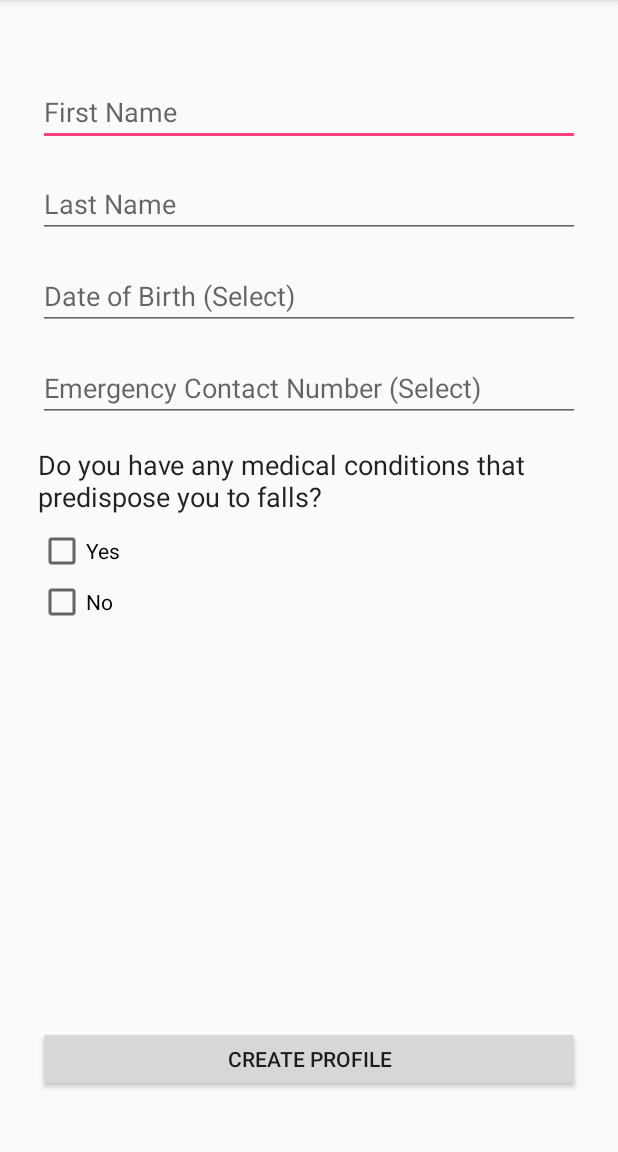
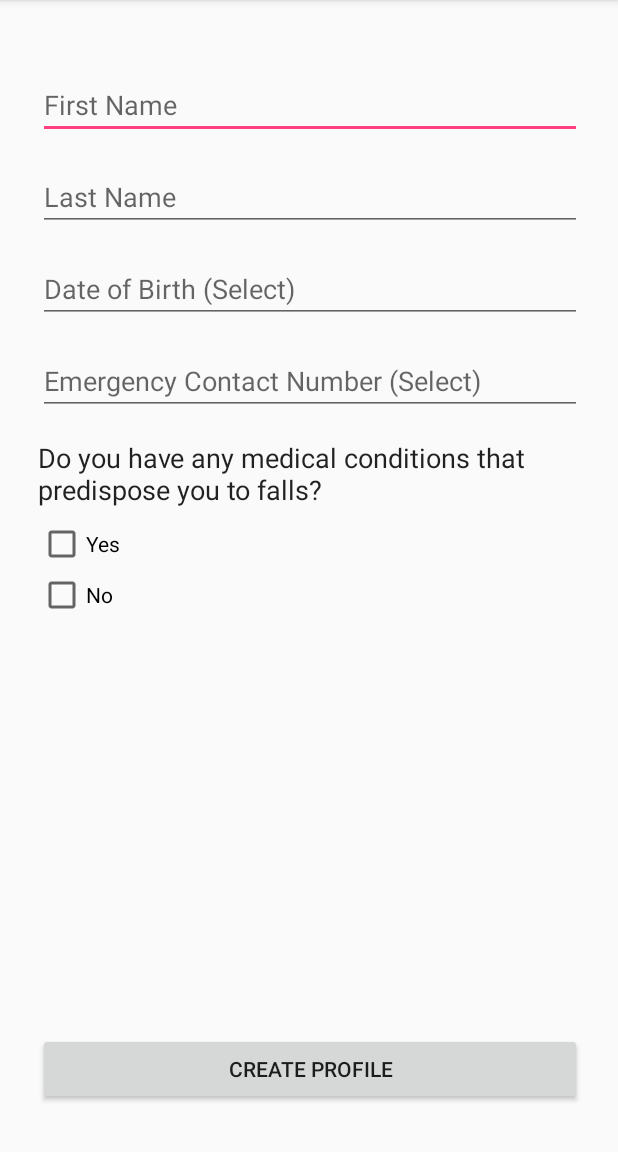
Before and after one commit to lmreller/FallAssist, an Android app: the screen it shows after launch (CreateProfileActivity), on a phone screen of 412 x 824 dp, the part 84-1236 px from its top. Run offline under Robolectric (Android 15) with nearby library versions, the phone set to English and light mode, and no system bars.

Commit message:
made create profile view dynamic with screen size

```diff
--- a/Development/StruggleAssist/mobile/src/main/res/layout/activity_create_profile.xml
+++ b/Development/StruggleAssist/mobile/src/main/res/layout/activity_create_profile.xml
@@ -4,7 +4,8 @@
     xmlns:tools="http://schemas.android.com/tools"
     android:layout_width="match_parent"
     android:layout_height="match_parent"
-    tools:context="com.struggleassist.View.Activities.Profile.CreateProfileActivity">
+    tools:context="com.struggleassist.View.Activities.Profile.CreateProfileActivity"
+    tools:layout_editor_absoluteY="81dp">
 
     <EditText
         android:id="@+id/etFirstName"
@@ -12,15 +13,16 @@
         android:layout_height="wrap_content"
         android:layout_marginEnd="8dp"
         android:layout_marginStart="8dp"
-        android:layout_marginTop="52dp"
+        android:layout_marginTop="24dp"
         android:digits="abcdefghijklmnopqrstuvwxyzABCDEFGHIJKLMNOPQRSTUVWXYZ "
         android:ems="10"
         android:hint="First Name"
         android:inputType="textNoSuggestions|textVisiblePassword|textCapWords"
         android:singleLine="true"
         app:layout_constraintEnd_toStartOf="@+id/guideline5"
+        app:layout_constraintHorizontal_bias="0.062"
         app:layout_constraintStart_toStartOf="@+id/guideline2"
-        app:layout_constraintTop_toTopOf="parent" />
+        app:layout_constraintTop_toTopOf="@+id/guideline" />
 
     <EditText
         android:id="@+id/etLastName"
@@ -76,13 +78,13 @@
     <Button
         android:id="@+id/bConfirm"
         android:layout_width="0dp"
-        android:layout_height="44dp"
-        android:layout_marginBottom="40dp"
+        android:layout_height="wrap_content"
+        android:layout_marginBottom="8dp"
         android:layout_marginEnd="8dp"
         android:layout_marginStart="8dp"
         android:onClick="create_onClick"
         android:text="Create Profile"
-        app:layout_constraintBottom_toBottomOf="parent"
+        app:layout_constraintBottom_toTopOf="@+id/guideline3"
         app:layout_constraintEnd_toStartOf="@+id/guideline5"
         app:layout_constraintRight_toRightOf="parent"
         app:layout_constraintStart_toStartOf="@+id/guideline2" />
@@ -118,24 +120,41 @@
         android:id="@+id/checkBoxNo"
         android:layout_width="wrap_content"
         android:layout_height="36dp"
+        android:layout_marginBottom="8dp"
         android:layout_marginStart="8dp"
         android:onClick="noClick"
         android:text="No"
+        app:layout_constraintBottom_toTopOf="@+id/bConfirm"
         app:layout_constraintStart_toStartOf="@+id/guideline2"
-        app:layout_constraintTop_toBottomOf="@+id/checkBoxYes" />
+        app:layout_constraintTop_toBottomOf="@+id/checkBoxYes"
+        app:layout_constraintVertical_bias="0.0" />
 
     <android.support.constraint.Guideline
         android:id="@+id/guideline2"
         android:layout_width="wrap_content"
         android:layout_height="wrap_content"
         android:orientation="vertical"
-        app:layout_constraintGuide_end="395dp" />
+        app:layout_constraintGuide_percent="0.04136253" />
 
     <android.support.constraint.Guideline
         android:id="@+id/guideline5"
         android:layout_width="wrap_content"
         android:layout_height="wrap_content"
         android:orientation="vertical"
-        app:layout_constraintGuide_begin="395dp" />
+        app:layout_constraintGuide_percent="0.96107054" />
+
+    <android.support.constraint.Guideline
+        android:id="@+id/guideline"
+        android:layout_width="wrap_content"
+        android:layout_height="wrap_content"
+        android:orientation="horizontal"
+        app:layout_constraintGuide_percent="0.03" />
+
+    <android.support.constraint.Guideline
+        android:id="@+id/guideline3"
+        android:layout_width="wrap_content"
+        android:layout_height="wrap_content"
+        android:orientation="horizontal"
+        app:layout_constraintGuide_percent="0.97" />
 
 </android.support.constraint.ConstraintLayout>
```
